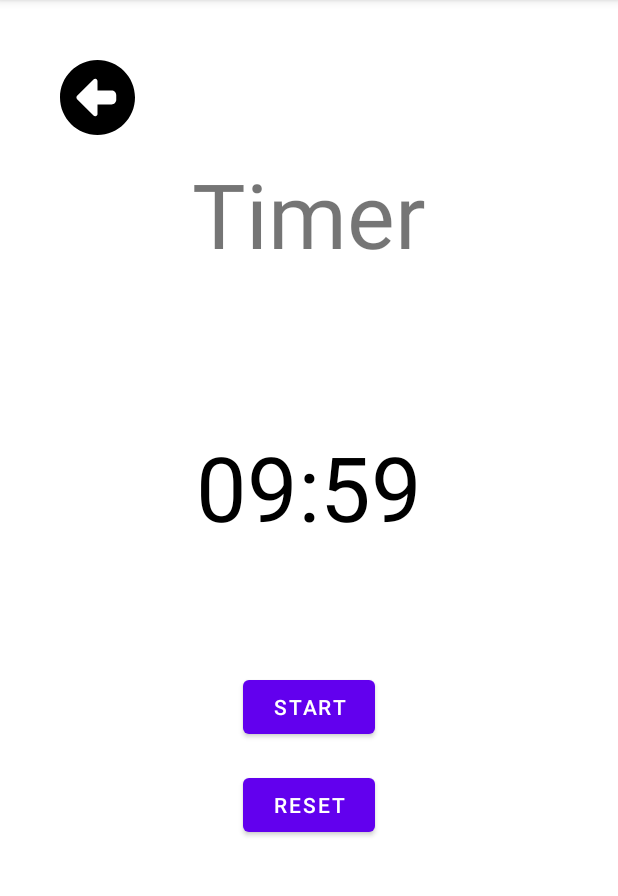
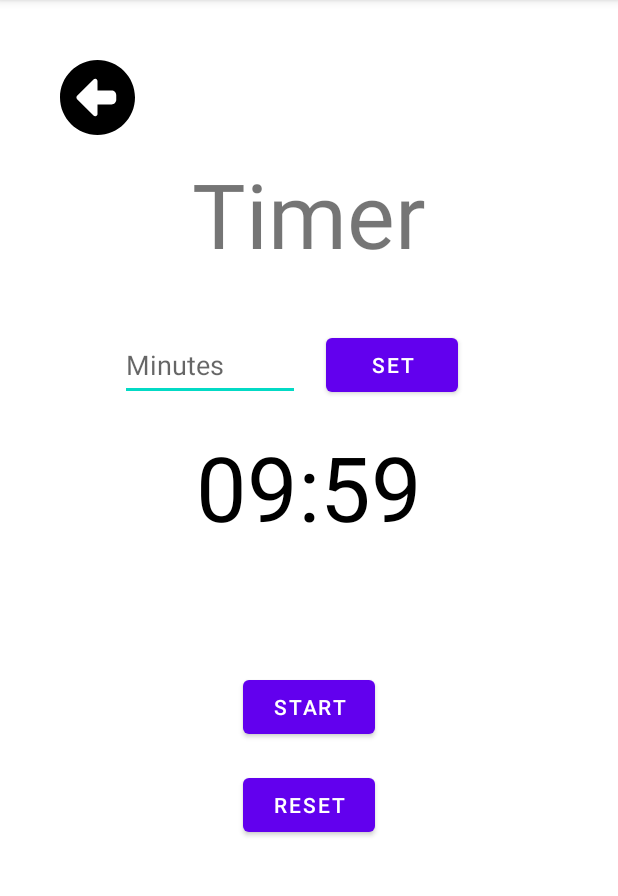
Before and after one commit to SusBhh/study-app, an Android app: the TimerActivity screen opened directly, with no data from a screen before it, after a tap on "PAUSE", on a phone screen of 412 x 824 dp, the part 84-980 px from its top. Run offline under Robolectric (Android 15) with nearby library versions, the phone set to English and light mode, and no system bars; 2 other taps on this screen came first.

Commit message:
set timer

```diff
--- a/app/src/main/java/com/example/tidbit_astudyapp/TimerActivity.java
+++ b/app/src/main/java/com/example/tidbit_astudyapp/TimerActivity.java
@@ -2,6 +2,7 @@
 
 import androidx.appcompat.app.AppCompatActivity;
 
+import android.content.SharedPreferences;
 import android.os.Bundle;
 import android.util.Log;
 import android.view.View;
@@ -10,18 +11,58 @@
 import android.widget.Button;
 import android.widget.TextView;
 
+import android.view.inputmethod.InputMethodManager;
+import android.widget.EditText;
+import android.widget.Toast;
+
 import java.util.Locale;
 public class TimerActivity extends AppCompatActivity {
+
+    private EditText mEditTextInput;
+    private TextView mTextViewCountDown;
+    private Button mButtonSet;
+    private Button mButtonStartPause;
+    private Button mButtonReset;
+
+    private CountDownTimer mCountDownTimer;
+
+    private boolean mTimerRunning;
+
+    private long mStartTimeInMillis;
+    private long mTimeLeftInMillis;
+    private long mEndTime;
 
     @Override
     protected void onCreate(Bundle savedInstanceState) {
         super.onCreate(savedInstanceState);
         setContentView(R.layout.activity_timer);
 
+        mEditTextInput = findViewById(R.id.edit_text_input);
         mTextViewCountDown = findViewById(R.id.text_view_countdown);
 
+        mButtonSet = findViewById(R.id.button_set);
         mButtonStartPause = findViewById(R.id.button_start_pause);
         mButtonReset = findViewById(R.id.button_reset);
+
+        mButtonSet.setOnClickListener(new View.OnClickListener() {
+            @Override
+            public void onClick(View v) {
+                String input = mEditTextInput.getText().toString();
+                if (input.length() == 0) {
+                    Toast.makeText(TimerActivity.this, "Field can't be empty", Toast.LENGTH_SHORT).show();
+                    return;
+                }
+
+                long millisInput = Long.parseLong(input) * 60000;
+                if (millisInput == 0) {
+                    Toast.makeText(TimerActivity.this, "Please enter a positive number", Toast.LENGTH_SHORT).show();
+                    return;
+                }
+
+                setTime(millisInput);
+                mEditTextInput.setText("");
+            }
+        });
 
         mButtonStartPause.setOnClickListener(new View.OnClickListener() {
             @Override
@@ -40,25 +81,17 @@
                 resetTimer();
             }
         });
+    }
 
-        updateCountDownText();
-    }
     public void onBackPressed(View view) {
         Log.d("Example: ", "Clicked back");
         finish();
     }
-    private static final long START_TIME_IN_MILLIS = 600000;
-
-    private TextView mTextViewCountDown;
-    private Button mButtonStartPause;
-    private Button mButtonReset;
-
-    private CountDownTimer mCountDownTimer;
-
-    private boolean mTimerRunning;
-
-    private long mTimeLeftInMillis = START_TIME_IN_MILLIS;
-    private long mEndTime;
+    private void setTime(long milliseconds) {
+        mStartTimeInMillis = milliseconds;
+        resetTimer();
+        closeKeyboard();
+    }
 
     private void startTimer() {
         mEndTime = System.currentTimeMillis() + mTimeLeftInMillis;
@@ -73,40 +106,52 @@
             @Override
             public void onFinish() {
                 mTimerRunning = false;
-                updateButtons();
+                updateWatchInterface();
             }
         }.start();
 
         mTimerRunning = true;
-        updateButtons();
+        updateWatchInterface();
     }
 
     private void pauseTimer() {
         mCountDownTimer.cancel();
         mTimerRunning = false;
-        updateButtons();
+        updateWatchInterface();
     }
 
     private void resetTimer() {
-        mTimeLeftInMillis = START_TIME_IN_MILLIS;
+        mTimeLeftInMillis = mStartTimeInMillis;
         updateCountDownText();
-        updateButtons();
+        updateWatchInterface();
     }
 
     private void updateCountDownText() {
-        int minutes = (int) (mTimeLeftInMillis / 1000) / 60;
+        int hours = (int) (mTimeLeftInMillis / 1000) / 3600;
+        int minutes = (int) ((mTimeLeftInMillis / 1000) % 3600) / 60;
         int seconds = (int) (mTimeLeftInMillis / 1000) % 60;
 
-        String timeLeftFormatted = String.format(Locale.getDefault(), "%02d:%02d", minutes, seconds);
+        String timeLeftFormatted;
+        if (hours > 0) {
+            timeLeftFormatted = String.format(Locale.getDefault(),
+                    "%d:%02d:%02d", hours, minutes, seconds);
+        } else {
+            timeLeftFormatted = String.format(Locale.getDefault(),
+                    "%02d:%02d", minutes, seconds);
+        }
 
         mTextViewCountDown.setText(timeLeftFormatted);
     }
 
-    private void updateButtons() {
+    private void updateWatchInterface() {
         if (mTimerRunning) {
+            mEditTextInput.setVisibility(View.INVISIBLE);
+            mButtonSet.setVisibility(View.INVISIBLE);
             mButtonReset.setVisibility(View.INVISIBLE);
             mButtonStartPause.setText("Pause");
         } else {
+            mEditTextInput.setVisibility(View.VISIBLE);
+            mButtonSet.setVisibility(View.VISIBLE);
             mButtonStartPause.setText("Start");
 
             if (mTimeLeftInMillis < 1000) {
@@ -115,7 +160,7 @@
                 mButtonStartPause.setVisibility(View.VISIBLE);
             }
 
-            if (mTimeLeftInMillis < START_TIME_IN_MILLIS) {
+            if (mTimeLeftInMillis < mStartTimeInMillis) {
                 mButtonReset.setVisibility(View.VISIBLE);
             } else {
                 mButtonReset.setVisibility(View.INVISIBLE);
@@ -123,27 +168,58 @@
         }
     }
 
-    @Override
-    protected void onSaveInstanceState(Bundle outState) {
-        super.onSaveInstanceState(outState);
-        outState.putLong("millisLeft", mTimeLeftInMillis);
-        outState.putBoolean("timerRunning", mTimerRunning);
-        outState.putLong("endTime", mEndTime);
+    private void closeKeyboard() {
+        View view = this.getCurrentFocus();
+        if (view != null) {
+            InputMethodManager imm = (InputMethodManager) getSystemService(INPUT_METHOD_SERVICE);
+            imm.hideSoftInputFromWindow(view.getWindowToken(), 0);
+        }
     }
 
     @Override
-    protected void onRestoreInstanceState(Bundle savedInstanceState) {
-        super.onRestoreInstanceState(savedInstanceState);
+    protected void onStop() {
+        super.onStop();
 
-        mTimeLeftInMillis = savedInstanceState.getLong("millisLeft");
-        mTimerRunning = savedInstanceState.getBoolean("timerRunning");
+        SharedPreferences prefs = getSharedPreferences("prefs", MODE_PRIVATE);
+        SharedPreferences.Editor editor = prefs.edit();
+
+        editor.putLong("startTimeInMillis", mStartTimeInMillis);
+        editor.putLong("millisLeft", mTimeLeftInMillis);
+        editor.putBoolean("timerRunning", mTimerRunning);
+        editor.putLong("endTime", mEndTime);
+
+        editor.apply();
+
+        if (mCountDownTimer != null) {
+            mCountDownTimer.cancel();
+        }
+    }
+
+    @Override
+    protected void onStart() {
+        super.onStart();
+
+        SharedPreferences prefs = getSharedPreferences("prefs", MODE_PRIVATE);
+
+        mStartTimeInMillis = prefs.getLong("startTimeInMillis", 600000);
+        mTimeLeftInMillis = prefs.getLong("millisLeft", mStartTimeInMillis);
+        mTimerRunning = prefs.getBoolean("timerRunning", false);
+
         updateCountDownText();
-        updateButtons();
+        updateWatchInterface();
 
         if (mTimerRunning) {
-            mEndTime = savedInstanceState.getLong("endTime");
+            mEndTime = prefs.getLong("endTime", 0);
             mTimeLeftInMillis = mEndTime - System.currentTimeMillis();
-            startTimer();
+
+            if (mTimeLeftInMillis < 0) {
+                mTimeLeftInMillis = 0;
+                mTimerRunning = false;
+                updateCountDownText();
+                updateWatchInterface();
+            } else {
+                startTimer();
+            }
         }
     }
 }
--- a/app/src/main/res/layout/activity_timer.xml
+++ b/app/src/main/res/layout/activity_timer.xml
@@ -32,6 +32,38 @@
         app:layout_constraintEnd_toEndOf="parent"
         app:layout_constraintStart_toStartOf="parent"
         app:layout_constraintTop_toTopOf="parent" />
+
+    <EditText
+        android:id="@+id/edit_text_input"
+        android:layout_width="120dp"
+        android:layout_height="wrap_content"
+        android:layout_above="@+id/text_view_countdown"
+        android:layout_centerHorizontal="true"
+        android:layout_marginStart="80dp"
+        android:layout_marginTop="40dp"
+        android:layout_marginBottom="20dp"
+        android:hint="Minutes"
+        android:inputType="number"
+        android:maxLength="4"
+        android:minHeight="48dp"
+        app:layout_constraintBottom_toTopOf="@+id/text_view_countdown"
+        app:layout_constraintStart_toStartOf="parent"
+        app:layout_constraintTop_toBottomOf="@+id/timer_title_textview" />
+
+    <Button
+        android:id="@+id/button_set"
+        android:layout_width="wrap_content"
+        android:layout_height="wrap_content"
+        android:layout_alignTop="@+id/edit_text_input"
+        android:layout_marginTop="40dp"
+        android:layout_marginEnd="89dp"
+        android:layout_marginBottom="20dp"
+        android:layout_toEndOf="@+id/edit_text_input"
+        android:text="Set"
+        app:layout_constraintBottom_toTopOf="@+id/text_view_countdown"
+        app:layout_constraintEnd_toEndOf="parent"
+        app:layout_constraintStart_toEndOf="@+id/edit_text_input"
+        app:layout_constraintTop_toBottomOf="@+id/timer_title_textview" />
 
     <TextView
         android:id="@+id/text_view_countdown"
```
